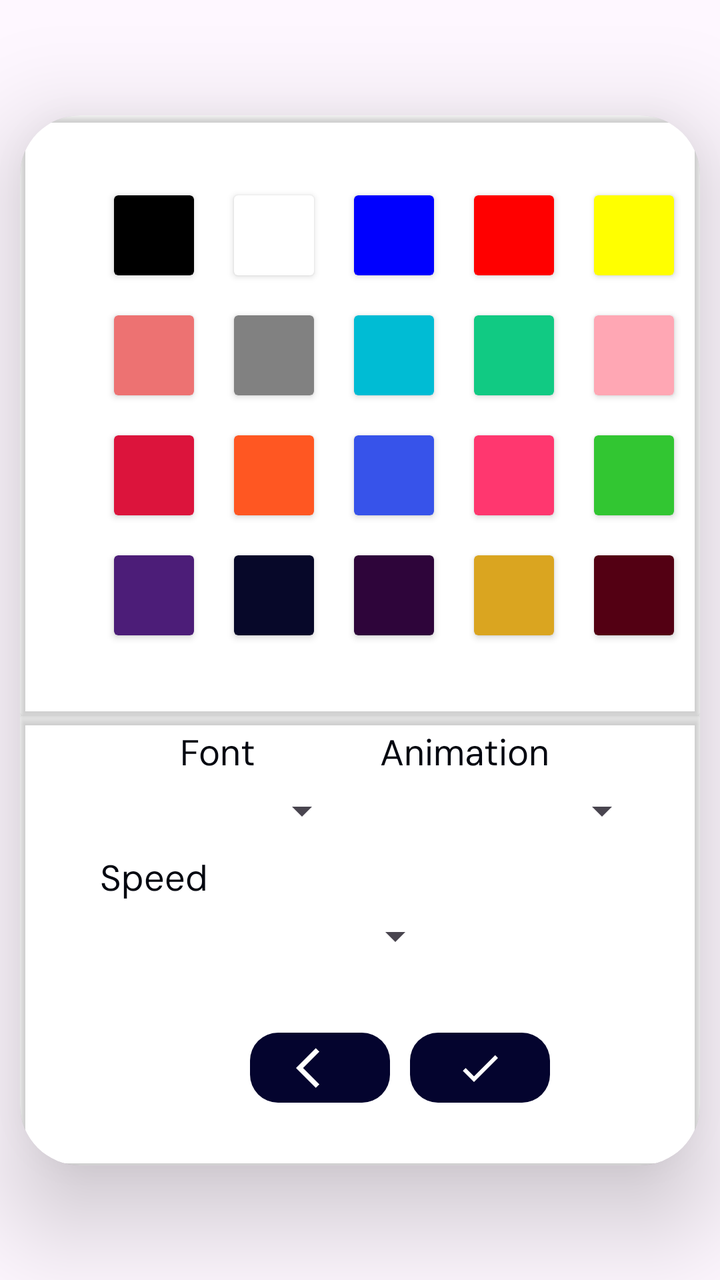
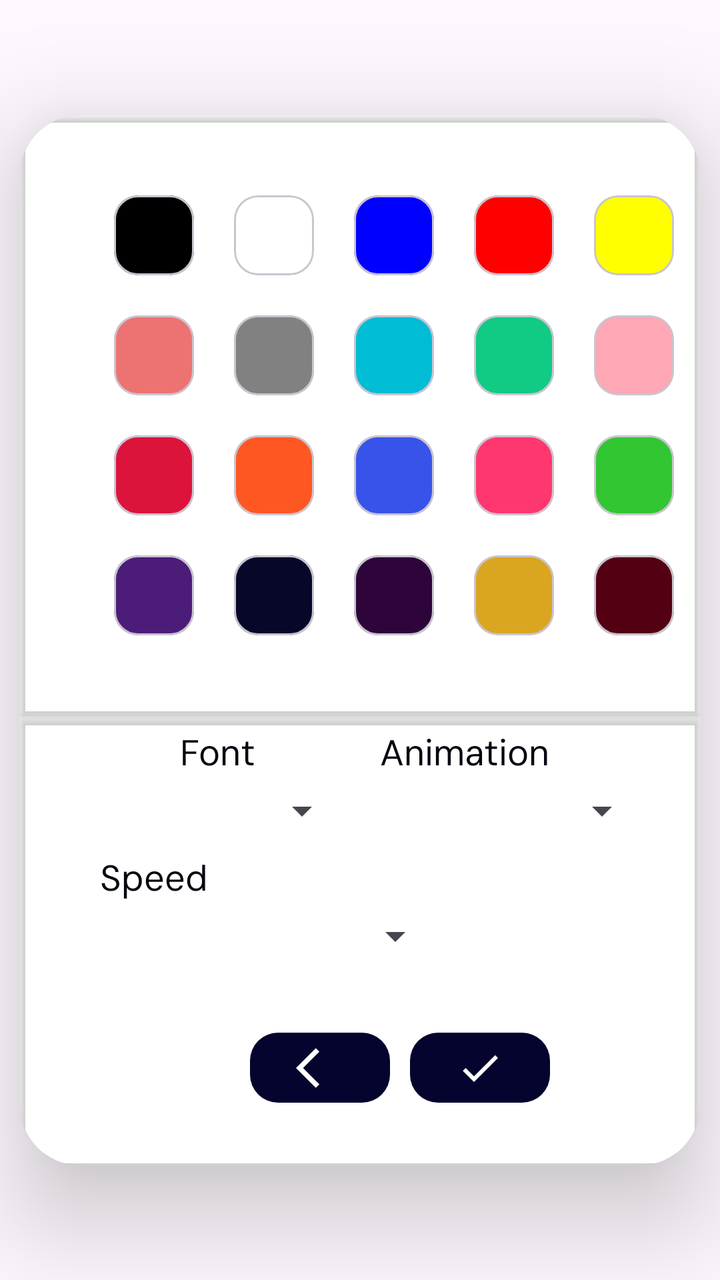

Before-and-after screenshots of an Android layout around one commit, followed by the original layout XML and the change that was made.
<!-- AndroidManifest.xml: application theme Theme.SocialLed -->
<!-- res/layout/dialog_palette_colors.xml -->
<?xml version="1.0" encoding="utf-8"?>
<androidx.constraintlayout.widget.ConstraintLayout xmlns:android="http://schemas.android.com/apk/res/android"
    android:layout_width="400dp"
    android:layout_height="wrap_content"
    xmlns:app="http://schemas.android.com/apk/res-auto"
    xmlns:tools="http://schemas.android.com/tools"
    >

    <androidx.cardview.widget.CardView
        android:layout_width="match_parent"
        android:layout_height="525dp"
        app:layout_constraintTop_toTopOf="parent"
        app:layout_constraintStart_toStartOf="parent"
        app:layout_constraintEnd_toEndOf="parent"
        app:layout_constraintBottom_toBottomOf="parent"
        android:layout_margin="10dp"
        app:cardCornerRadius="30dp"
        app:cardElevation="30dp"
        android:background="@color/transparent"
        >

            <androidx.constraintlayout.widget.ConstraintLayout
                android:layout_width="match_parent"
                android:layout_height="match_parent">



                <androidx.cardview.widget.CardView
                    android:id="@+id/cvPaletteColors"
                    android:layout_width="match_parent"
                    android:layout_height="300dp"
                    app:cardBackgroundColor="@android:color/transparent"
                    app:layout_constraintStart_toStartOf="parent"
                    app:layout_constraintTop_toTopOf="parent"
                    app:layout_constraintEnd_toEndOf="parent">




                    <androidx.constraintlayout.widget.ConstraintLayout
                        android:layout_width="match_parent"
                        android:layout_height="match_parent"
                        android:paddingLeft="27dp"
                        android:paddingVertical="20dp">



                        <androidx.cardview.widget.CardView
                            android:id="@+id/cvColor1"
                            android:layout_margin="20dp"
                            app:layout_constraintStart_toStartOf="parent"
                            app:layout_constraintTop_toTopOf="parent"
                            app:cardBackgroundColor="@color/black"
                            android:layout_width="40dp"
                            android:layout_height="40dp"/>

                        <androidx.cardview.widget.CardView
                            android:id="@+id/cvColor2"
                            android:layout_margin="20dp"
                            app:cardBackgroundColor="@color/white"
                            app:layout_constraintStart_toEndOf="@id/cvColor1"
                            app:layout_constraintTop_toTopOf="parent"
                            android:elevation="20dp"
                            android:layout_width="40dp"
                            android:layout_height="40dp"
                            />

                        <androidx.cardview.widget.CardView
                            android:id="@+id/cvColor3"
                            android:layout_margin="20dp"
                            app:cardBackgroundColor="@color/blue"
                            app:layout_constraintStart_toEndOf="@id/cvColor2"
                            app:layout_constraintTop_toTopOf="parent"
                            android:layout_width="40dp"
                            android:layout_height="40dp"/>

                        <androidx.cardview.widget.CardView
                            android:id="@+id/cvColor4"
                            android:layout_margin="20dp"
                            app:cardBackgroundColor="@color/red"
                            app:layout_constraintStart_toEndOf="@id/cvColor3"
                            app:layout_constraintTop_toTopOf="parent"
                            android:layout_width="40dp"
                            android:layout_height="40dp"/>

                        <androidx.cardview.widget.CardView
                            android:id="@+id/cvColor5"
                            android:layout_margin="20dp"
                            app:cardBackgroundColor="@color/yellow"
                            app:layout_constraintStart_toEndOf="@id/cvColor4"
                            app:layout_constraintTop_toTopOf="parent"
                            android:layout_width="40dp"
                            android:layout_height="40dp"/>

                        <androidx.cardview.widget.CardView
                            android:id="@+id/cvColor6"
                            android:layout_marginHorizontal="20dp"
                            android:layout_marginTop="20dp"
                            app:cardBackgroundColor="@color/salmon"
                            app:layout_constraintStart_toStartOf="parent"
                            app:layout_constraintTop_toBottomOf="@id/cvColor1"
                            android:layout_width="40dp"
                            android:layout_height="40dp"/>

                        <androidx.cardview.widget.CardView
                            android:id="@+id/cvColor7"
                            android:layout_marginHorizontal="20dp"
                            android:layout_marginTop="20dp"
                            app:cardBackgroundColor="@color/grey"
                            app:layout_constraintStart_toEndOf="@id/cvColor6"
                            app:layout_constraintTop_toBottomOf="@id/cvColor2"
                            android:layout_width="40dp"
                            android:layout_height="40dp"/>

                        <androidx.cardview.widget.CardView
                            android:id="@+id/cvColor8"
                            android:layout_marginHorizontal="20dp"
                            android:layout_marginTop="20dp"
                            app:cardBackgroundColor="@color/sky_blue"
                            app:layout_constraintStart_toEndOf="@id/cvColor7"
                            app:layout_constraintTop_toBottomOf="@id/cvColor3"
                            android:layout_width="40dp"
                            android:layout_height="40dp"/>

                        <androidx.cardview.widget.CardView
                            android:id="@+id/cvColor9"
                            android:layout_marginHorizontal="20dp"
                            android:layout_marginTop="20dp"
                            app:cardBackgroundColor="@color/mint"
                            app:layout_constraintStart_toEndOf="@id/cvColor8"
                            app:layout_constraintTop_toBottomOf="@id/cvColor4"
                            android:layout_width="40dp"
                            android:layout_height="40dp"/>

                        <androidx.cardview.widget.CardView
                            android:id="@+id/cvColor10"
                            android:layout_marginHorizontal="20dp"
                            android:layout_marginTop="20dp"
                            app:cardBackgroundColor="@color/light_pink"
                            app:layout_constraintStart_toEndOf="@id/cvColor9"
                            app:layout_constraintTop_toBottomOf="@id/cvColor5"
                            android:layout_width="40dp"
                            android:layout_height="40dp"/>



                        <androidx.cardview.widget.CardView
                            android:id="@+id/cvColor11"
                            android:layout_marginHorizontal="20dp"
                            android:layout_marginTop="20dp"
                            app:cardBackgroundColor="@color/crimson"
                            app:layout_constraintStart_toStartOf="parent"
                            app:layout_constraintTop_toBottomOf="@id/cvColor6"
                            android:layout_width="40dp"
                            android:layout_height="40dp"/>

                        <androidx.cardview.widget.CardView
                            android:id="@+id/cvColor12"
                            android:layout_marginHorizontal="20dp"
                            android:layout_marginTop="20dp"
                            app:cardBackgroundColor="@color/orange"
                            app:layout_constraintStart_toEndOf="@id/cvColor11"
                            app:layout_constraintTop_toBottomOf="@id/cvColor7"
                            android:layout_width="40dp"
                            android:layout_height="40dp"/>

                        <androidx.cardview.widget.CardView
                            android:id="@+id/cvColor13"
                            android:layout_marginHorizontal="20dp"
                            android:layout_marginTop="20dp"
                            app:cardBackgroundColor="@color/light_blue"
                            app:layout_constraintStart_toEndOf="@id/cvColor12"
                            app:layout_constraintTop_toBottomOf="@id/cvColor8"
                            android:layout_width="40dp"
                            android:layout_height="40dp"/>

                        <androidx.cardview.widget.CardView
                            android:id="@+id/cvColor14"
                            android:layout_marginHorizontal="20dp"
                            android:layout_marginTop="20dp"
                            app:cardBackgroundColor="@color/pink"
                            app:layout_constraintStart_toEndOf="@id/cvColor13"
                            app:layout_constraintTop_toBottomOf="@id/cvColor9"
                            android:layout_width="40dp"
                            android:layout_height="40dp"/>

                        <androidx.cardview.widget.CardView
                            android:id="@+id/cvColor15"
                            android:layout_marginHorizontal="20dp"
                            android:layout_marginTop="20dp"
                            app:cardBackgroundColor="@color/green"
                            app:layout_constraintStart_toEndOf="@id/cvColor14"
                            app:layout_constraintTop_toBottomOf="@id/cvColor10"
                            android:layout_width="40dp"
                            android:layout_height="40dp"/>

                        <androidx.cardview.widget.CardView
                            android:id="@+id/cvColor16"
                            android:layout_marginHorizontal="20dp"
                            android:layout_marginTop="20dp"
                            app:layout_constraintStart_toStartOf="parent"
                            app:cardBackgroundColor="@color/purple"
                            app:layout_constraintTop_toBottomOf="@id/cvColor11"
                            android:layout_width="40dp"
                            android:layout_height="40dp"/>

                        <androidx.cardview.widget.CardView
                            android:id="@+id/cvColor17"
                            android:layout_marginHorizontal="20dp"
                            android:layout_marginTop="20dp"
                            app:cardBackgroundColor="@color/dark_blue"
                            app:layout_constraintStart_toEndOf="@id/cvColor16"
                            app:layout_constraintTop_toBottomOf="@id/cvColor12"
                            android:layout_width="40dp"
                            android:layout_height="40dp"/>

                        <androidx.cardview.widget.CardView
                            android:id="@+id/cvColor18"
                            android:layout_marginHorizontal="20dp"
                            android:layout_marginTop="20dp"
                            app:cardBackgroundColor="@color/dark_purple"
                            app:layout_constraintStart_toEndOf="@id/cvColor17"
                            app:layout_constraintTop_toBottomOf="@id/cvColor13"
                            android:layout_width="40dp"
                            android:layout_height="40dp"/>

                        <androidx.cardview.widget.CardView
                            android:id="@+id/cvColor19"
                            android:layout_marginHorizontal="20dp"
                            android:layout_marginTop="20dp"
                            app:cardBackgroundColor="@color/golden"
                            app:layout_constraintStart_toEndOf="@id/cvColor18"
                            app:layout_constraintTop_toBottomOf="@id/cvColor14"
                            android:layout_width="40dp"
                            android:layout_height="40dp"/>

                        <androidx.cardview.widget.CardView
                            android:id="@+id/cvColor20"
                            android:layout_marginHorizontal="20dp"
                            android:layout_marginTop="20dp"
                            app:cardBackgroundColor="@color/dark_red"
                            app:layout_constraintStart_toEndOf="@id/cvColor19"
                            app:layout_constraintTop_toBottomOf="@id/cvColor15"
                            android:layout_width="40dp"
                            android:layout_height="40dp"/>

                    </androidx.constraintlayout.widget.ConstraintLayout>


                </androidx.cardview.widget.CardView>

                <androidx.cardview.widget.CardView
                    android:id="@+id/cvDetailStyle"
                    android:layout_width="match_parent"
                    android:layout_height="0dp"
                    app:layout_constraintStart_toStartOf="parent"
                    app:layout_constraintTop_toBottomOf="@id/cvPaletteColors"
                    app:cardBackgroundColor="@android:color/transparent"
                    app:layout_constraintEnd_toEndOf="parent"
                    app:layout_constraintBottom_toBottomOf="parent"
                    >

                    <androidx.constraintlayout.widget.ConstraintLayout
                        android:layout_width="match_parent"
                        android:layout_height="match_parent"
                        android:paddingHorizontal="20dp">

                        <TextView
                            android:id="@+id/tvFont"
                            android:layout_width="0dp"
                            android:layout_height="wrap_content"
                            app:layout_constraintStart_toStartOf="parent"
                            app:layout_constraintTop_toTopOf="parent"
                            android:text="@string/font"
                            android:textSize="18sp"
                            android:layout_marginTop="7dp"
                            android:layout_marginHorizontal="60dp"

                            android:textColor="@color/primary"
                            />

                        <androidx.appcompat.widget.AppCompatSpinner
                            android:id="@+id/spFont"
                            android:layout_width="0dp"
                            android:layout_height="wrap_content"
                            app:layout_constraintTop_toBottomOf="@id/tvFont"
                            app:layout_constraintStart_toStartOf="parent"
                            android:layout_marginHorizontal="2dp"
                            android:layout_marginTop="5dp"
                            app:layout_constraintEnd_toStartOf="@id/spAnimation"


                            />

                        <TextView
                            android:id="@+id/tvAnimation"
                            android:layout_width="0dp"
                            android:layout_height="wrap_content"
                            app:layout_constraintTop_toTopOf="parent"
                            app:layout_constraintEnd_toEndOf="parent"
                            android:text="@string/animation"
                            android:textSize="18sp"
                            android:layout_marginTop="7dp"

                            android:layout_marginHorizontal="55dp"
                            android:textColor="@color/primary"
                            />

                        <androidx.appcompat.widget.AppCompatSpinner
                            android:id="@+id/spAnimation"
                            android:layout_width="0dp"
                            android:layout_height="wrap_content"
                            android:layout_marginTop="5dp"
                            app:layout_constraintTop_toBottomOf="@id/tvAnimation"
                            app:layout_constraintEnd_toEndOf="parent"
                            android:layout_marginHorizontal="5dp"
                            app:layout_constraintStart_toEndOf="@id/spFont"
                            />

                        <TextView
                            android:id="@+id/tvSpeedAnimation"
                            android:layout_width="0dp"
                            android:layout_height="wrap_content"
                            android:textAlignment="center"
                            app:layout_constraintTop_toBottomOf="@id/spFont"
                            app:layout_constraintStart_toStartOf="parent"
                            app:layout_constraintEnd_toEndOf="parent"
                            android:text="@string/speed"
                            android:layout_marginHorizontal="20dp"
                            android:layout_marginTop="10dp"
                            android:textSize="18sp"
                            android:textColor="@color/primary"
                            />

                        <androidx.appcompat.widget.AppCompatSpinner
                            android:id="@+id/spSpeedAnimation"
                            android:layout_width="wrap_content"
                            android:layout_height="wrap_content"
                            app:layout_constraintTop_toBottomOf="@id/tvSpeedAnimation"
                            app:layout_constraintStart_toStartOf="parent"
                            app:layout_constraintEnd_toEndOf="parent"
                            android:layout_marginTop="5dp"
                            android:layout_marginLeft="35dp"


                            />


                        <ImageButton
                            android:id="@+id/btnBack"
                            android:layout_width="70dp"
                            android:layout_height="35dp"
                            android:src="@drawable/ic_back"
                            app:layout_constraintTop_toBottomOf="@id/spSpeedAnimation"
                            app:layout_constraintStart_toStartOf="parent"
                            app:layout_constraintBottom_toBottomOf="parent"
                            app:layout_constraintEnd_toStartOf="@id/btnCheck"
                            android:layout_marginLeft="95dp"
                            android:layout_marginTop="5dp"
                            android:background="@drawable/rounded_borders"
                            android:backgroundTint="@color/tertiary"
                            app:tint="@color/white"
                            />

                        <ImageButton
                            android:id="@+id/btnCheck"
                            android:layout_width="70dp"
                            android:layout_height="35dp"
                            android:src="@drawable/ic_check"
                            app:layout_constraintTop_toBottomOf="@id/spSpeedAnimation"
                            app:layout_constraintBottom_toBottomOf="parent"
                            app:layout_constraintStart_toEndOf="@id/btnBack"
                            android:layout_marginTop="5dp"
                            android:layout_marginLeft="10dp"
                            android:background="@drawable/rounded_borders"
                            android:backgroundTint="@color/tertiary"
                            app:tint="@color/white"


                            />


                    </androidx.constraintlayout.widget.ConstraintLayout>




                </androidx.cardview.widget.CardView>



            </androidx.constraintlayout.widget.ConstraintLayout>




        </androidx.cardview.widget.CardView>


</androidx.constraintlayout.widget.ConstraintLayout>
<!-- resources referenced by this layout -->
<resources>
  <color name="black">#FF000000</color>
  <color name="blue">#0000FF</color>
  <color name="crimson">#DC143C</color>
  <color name="dark_blue">#070829</color>
  <color name="dark_purple">#2E053A</color>
  <color name="dark_red">#530013</color>
  <color name="golden">#DAA520</color>
  <color name="green">#32C632</color>
  <color name="grey">#818181</color>
  <color name="light_blue">#3753EA</color>
  <color name="light_pink">#FFA7B4</color>
  <color name="mint">#11CA83</color>
  <color name="orange">#FF5722</color>
  <color name="pink">#FF376F</color>
  <color name="primary">#040710</color>
  
      //CARD-VIEW
  <color name="purple">#4C1D78</color>
  <color name="red">#FF0000</color>
  
  
      //PALETTE COLORS
  <color name="salmon">#ED7272</color>
  <color name="sky_blue">#00BCD4</color>
  <color name="tertiary">#04042E</color>
  <color name="transparent">#00000000</color>
  <color name="white">#FFFFFFFF</color>
  
  
      //BOTTOM NAV, TOOLBAR, BACKGROUND AND ICONS
  <color name="yellow">#FFFF00</color>
  <!-- drawable ic_back (drawable) -->
  <vector android:autoMirrored="true" android:height="24dp"
      android:tint="#000000" android:viewportHeight="24"
      android:viewportWidth="24" android:width="24dp" xmlns:android="http://schemas.android.com/apk/res/android">
      <path android:fillColor="@android:color/white" android:pathData="M11.67,3.87L9.9,2.1 0,12l9.9,9.9 1.77,-1.77L3.54,12z"/>
  </vector>
  <!-- drawable ic_check (drawable) -->
  <vector android:height="24dp" android:tint="#000000"
      android:viewportHeight="24" android:viewportWidth="24"
      android:width="24dp" xmlns:android="http://schemas.android.com/apk/res/android">
      <path android:fillColor="@android:color/white" android:pathData="M9,16.17L4.83,12l-1.42,1.41L9,19 21,7l-1.41,-1.41z"/>
  </vector>
  <!-- drawable rounded_borders (drawable) -->
  <shape xmlns:android="http://schemas.android.com/apk/res/android"
      android:shape="rectangle">
  
      <corners android:radius="14dp" />
  </shape>
  <string name="animation">Animation</string>
  <string name="font">Font</string>
  <string name="speed">Speed</string>
  
      //SPINNERS TITLE
  <style name="Theme.SocialLed" parent="Base.Theme.SocialLed" />
  <style name="Base.Theme.SocialLed" parent="Theme.Material3.DayNight.NoActionBar">
  
          <item name="fontFamily">@font/dmsan</item>
          <item name="android:statusBarColor">@color/tertiary</item>
  
      </style>
</resources>

<!-- the commit's change to res/layout/dialog_palette_colors.xml (unified diff, before → after) -->
@@ -45,7 +45,7 @@
 
 
 
-                        <androidx.cardview.widget.CardView
+                        <com.google.android.material.card.MaterialCardView
                             android:id="@+id/cvColor1"
                             android:layout_margin="20dp"
                             app:layout_constraintStart_toStartOf="parent"
@@ -54,18 +54,17 @@
                             android:layout_width="40dp"
                             android:layout_height="40dp"/>
 
-                        <androidx.cardview.widget.CardView
+                        <com.google.android.material.card.MaterialCardView
                             android:id="@+id/cvColor2"
                             android:layout_margin="20dp"
                             app:cardBackgroundColor="@color/white"
                             app:layout_constraintStart_toEndOf="@id/cvColor1"
                             app:layout_constraintTop_toTopOf="parent"
-                            android:elevation="20dp"
                             android:layout_width="40dp"
                             android:layout_height="40dp"
                             />
 
-                        <androidx.cardview.widget.CardView
+                        <com.google.android.material.card.MaterialCardView
                             android:id="@+id/cvColor3"
                             android:layout_margin="20dp"
                             app:cardBackgroundColor="@color/blue"
@@ -74,7 +73,7 @@
                             android:layout_width="40dp"
                             android:layout_height="40dp"/>
 
-                        <androidx.cardview.widget.CardView
+                        <com.google.android.material.card.MaterialCardView
                             android:id="@+id/cvColor4"
                             android:layout_margin="20dp"
                             app:cardBackgroundColor="@color/red"
@@ -83,7 +82,7 @@
                             android:layout_width="40dp"
                             android:layout_height="40dp"/>
 
-                        <androidx.cardview.widget.CardView
+                        <com.google.android.material.card.MaterialCardView
                             android:id="@+id/cvColor5"
                             android:layout_margin="20dp"
                             app:cardBackgroundColor="@color/yellow"
@@ -92,7 +91,7 @@
                             android:layout_width="40dp"
                             android:layout_height="40dp"/>
 
-                        <androidx.cardview.widget.CardView
+                        <com.google.android.material.card.MaterialCardView
                             android:id="@+id/cvColor6"
                             android:layout_marginHorizontal="20dp"
                             android:layout_marginTop="20dp"
@@ -102,7 +101,7 @@
                             android:layout_width="40dp"
                             android:layout_height="40dp"/>
 
-                        <androidx.cardview.widget.CardView
+                        <com.google.android.material.card.MaterialCardView
                             android:id="@+id/cvColor7"
                             android:layout_marginHorizontal="20dp"
                             android:layout_marginTop="20dp"
@@ -112,7 +111,7 @@
                             android:layout_width="40dp"
                             android:layout_height="40dp"/>
 
-                        <androidx.cardview.widget.CardView
+                        <com.google.android.material.card.MaterialCardView
                             android:id="@+id/cvColor8"
                             android:layout_marginHorizontal="20dp"
                             android:layout_marginTop="20dp"
@@ -122,7 +121,7 @@
                             android:layout_width="40dp"
                             android:layout_height="40dp"/>
 
-                        <androidx.cardview.widget.CardView
+                        <com.google.android.material.card.MaterialCardView
                             android:id="@+id/cvColor9"
                             android:layout_marginHorizontal="20dp"
                             android:layout_marginTop="20dp"
@@ -132,7 +131,7 @@
                             android:layout_width="40dp"
                             android:layout_height="40dp"/>
 
-                        <androidx.cardview.widget.CardView
+                        <com.google.android.material.card.MaterialCardView
                             android:id="@+id/cvColor10"
                             android:layout_marginHorizontal="20dp"
                             android:layout_marginTop="20dp"
@@ -144,7 +143,7 @@
 
 
 
-                        <androidx.cardview.widget.CardView
+                        <com.google.android.material.card.MaterialCardView
                             android:id="@+id/cvColor11"
                             android:layout_marginHorizontal="20dp"
                             android:layout_marginTop="20dp"
@@ -154,7 +153,7 @@
                             android:layout_width="40dp"
                             android:layout_height="40dp"/>
 
-                        <androidx.cardview.widget.CardView
+                        <com.google.android.material.card.MaterialCardView
                             android:id="@+id/cvColor12"
                             android:layout_marginHorizontal="20dp"
                             android:layout_marginTop="20dp"
@@ -164,7 +163,7 @@
                             android:layout_width="40dp"
                             android:layout_height="40dp"/>
 
-                        <androidx.cardview.widget.CardView
+                        <com.google.android.material.card.MaterialCardView
                             android:id="@+id/cvColor13"
                             android:layout_marginHorizontal="20dp"
                             android:layout_marginTop="20dp"
@@ -174,7 +173,7 @@
                             android:layout_width="40dp"
                             android:layout_height="40dp"/>
 
-                        <androidx.cardview.widget.CardView
+                        <com.google.android.material.card.MaterialCardView
                             android:id="@+id/cvColor14"
                             android:layout_marginHorizontal="20dp"
                             android:layout_marginTop="20dp"
@@ -184,7 +183,7 @@
                             android:layout_width="40dp"
                             android:layout_height="40dp"/>
 
-                        <androidx.cardview.widget.CardView
+                        <com.google.android.material.card.MaterialCardView
                             android:id="@+id/cvColor15"
                             android:layout_marginHorizontal="20dp"
                             android:layout_marginTop="20dp"
@@ -194,7 +193,7 @@
                             android:layout_width="40dp"
                             android:layout_height="40dp"/>
 
-                        <androidx.cardview.widget.CardView
+                        <com.google.android.material.card.MaterialCardView
                             android:id="@+id/cvColor16"
                             android:layout_marginHorizontal="20dp"
                             android:layout_marginTop="20dp"
@@ -204,7 +203,7 @@
                             android:layout_width="40dp"
                             android:layout_height="40dp"/>
 
-                        <androidx.cardview.widget.CardView
+                        <com.google.android.material.card.MaterialCardView
                             android:id="@+id/cvColor17"
                             android:layout_marginHorizontal="20dp"
                             android:layout_marginTop="20dp"
@@ -214,7 +213,7 @@
                             android:layout_width="40dp"
                             android:layout_height="40dp"/>
 
-                        <androidx.cardview.widget.CardView
+                        <com.google.android.material.card.MaterialCardView
                             android:id="@+id/cvColor18"
                             android:layout_marginHorizontal="20dp"
                             android:layout_marginTop="20dp"
@@ -224,7 +223,7 @@
                             android:layout_width="40dp"
                             android:layout_height="40dp"/>
 
-                        <androidx.cardview.widget.CardView
+                        <com.google.android.material.card.MaterialCardView
                             android:id="@+id/cvColor19"
                             android:layout_marginHorizontal="20dp"
                             android:layout_marginTop="20dp"
@@ -234,7 +233,7 @@
                             android:layout_width="40dp"
                             android:layout_height="40dp"/>
 
-                        <androidx.cardview.widget.CardView
+                        <com.google.android.material.card.MaterialCardView
                             android:id="@+id/cvColor20"
                             android:layout_marginHorizontal="20dp"
                             android:layout_marginTop="20dp"
